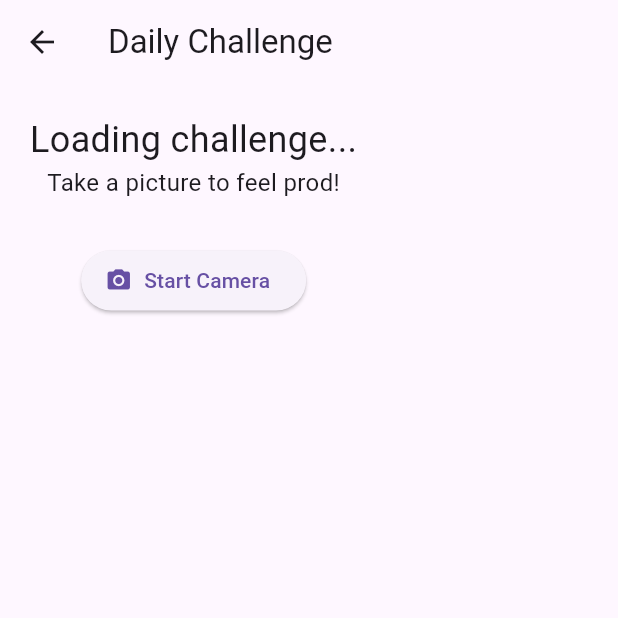
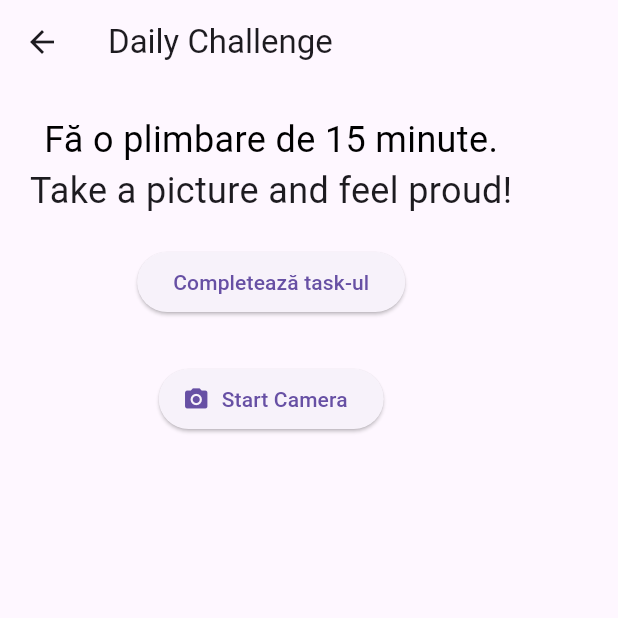
Before and after one commit to NuMaCheamaTudor/BDF-Flutter, a Flutter app: the screen it shows after launch, after a tap on "Daily Challenge", on a phone screen of 412 x 824 dp, the top half of it. Run offline on Flutter 3.47's test engine with Material 3 defaults, Android fonts, the light colour scheme and no system bars; our stand-ins replace camera, flutter_local_notifications, permission_handler, shared_preferences, timezone; network calls fail.

Commit message:
Daily_Challenge

```diff
--- a/main/lib/dailychallenge.dart
+++ b/main/lib/dailychallenge.dart
@@ -2,11 +2,12 @@ import 'dart:math';
 import 'dart:convert';
 import 'package:flutter/material.dart';
 import 'package:camera/camera.dart';
+import 'package:shared_preferences/shared_preferences.dart';
 import 'camera_screen.dart';
 import 'package:http/http.dart' as http;
 
-Future<List<String>> fetchChallengesFromOpenAI() async {
-  final apiKey = '';  // pune aici cheia ta reală
+Future<List<String>> fetchChallengeFromOpenAI() async {
+  final apiKey = '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';
   final url = Uri.parse('https://api.openai.com/v1/chat/completions');
 
   final headers = {
@@ -49,39 +50,55 @@ class DailyChallenge extends StatefulWidget {
 }
 
 class _DailyChallengeState extends State<DailyChallenge> {
-  List<String> _challenges = [
-    'Zâmbește unui străin.',
-    'Scrie 3 lucruri pentru care ești recunoscător.',
-    'Fă o plimbare de 15 minute.',
-    'Spune cuiva un compliment sincer.',
-    'Bea un pahar mare de apă.',
-    'Notează un gând pozitiv în jurnal.',
-  ];
-
-  late String _randomChallenge = "Loading challenge...";
+  String _currentChallenge = "Loading challenge...";
+  bool _isCompleted = false;
   CameraDescription? _camera;
 
   @override
   void initState() {
     super.initState();
     _initCamera();
+    _loadOrFetchChallenge();
+  }
 
-    Future.delayed(Duration(seconds: 2), () {
-        fetchChallengesFromOpenAI().then((fetchedChallenges) {
+  Future<void> _loadOrFetchChallenge() async {
+    final prefs = await SharedPreferences.getInstance();
+    final todayKey = _getTodayKey();
+
+    if (prefs.containsKey(todayKey)) {
       setState(() {
-            _challenges = fetchedChallenges;
-            _generateRandomChallenge();
+        _currentChallenge = prefs.getString(todayKey) ?? "Niciun challenge disponibil.";
+        _isCompleted = prefs.getBool(todayKey + "_completed") ?? false;
       });
-        }).catchError((error) {
-        print("Eroare la fetch: $error");
-        _generateRandomChallenge();
+      return;
+    }
+
+    // Altfel, aducem lista de task-uri, alegem unul random și îl salvăm local
+    try {
+      final challenges = await fetchChallengeFromOpenAI();
+      final randomChallenge = challenges.isNotEmpty
+          ? (challenges..shuffle()).first
+          : "Fă o plimbare de 15 minute.";
+
+      await prefs.setString(todayKey, randomChallenge);
+      await prefs.setBool(todayKey + "_completed", false);
+
+      setState(() {
+        _currentChallenge = randomChallenge;
+        _isCompleted = false;
       });
+    } catch (e) {
+      print("Eroare la fetch: $e");
+      setState(() {
+        _currentChallenge = "Fă o plimbare de 15 minute.";
+        _isCompleted = false;
       });
     }
+  }
 
-  void _generateRandomChallenge() {
-    final random = Random();
-    _randomChallenge = _challenges[random.nextInt(_challenges.length)];
+  String _getTodayKey() {
+    final now = DateTime.now();
+    return 'challenge_${now.year}-${now.month}-${now.day}';
   }
 
   Future<void> _initCamera() async {
@@ -104,6 +121,17 @@ class _DailyChallengeState extends State<DailyChallenge> {
     );
   }
 
+  void _completeChallenge() async {
+    final prefs = await SharedPreferences.getInstance();
+    final todayKey = _getTodayKey();
+
+    setState(() {
+      _isCompleted = true;
+    });
+
+    await prefs.setBool(todayKey + "_completed", true);
+  }
+
   @override
   Widget build(BuildContext context) {
     return Scaffold(
@@ -113,14 +141,25 @@ class _DailyChallengeState extends State<DailyChallenge> {
         child: Column(
           children: [
             Text(
-              _randomChallenge,
-              style: TextStyle(fontSize: 24),
+              _currentChallenge,
+              style: TextStyle(
+                fontSize: 24,
+                decoration: _isCompleted ? TextDecoration.lineThrough : TextDecoration.none,
+                color: _isCompleted ? Colors.green : Colors.black,
+              ),
               textAlign: TextAlign.center,
             ),
             Text(
-              "Take a picture to feel prod!",
-              style: TextStyle(fontSize: 16),
+              "Take a picture and feel proud!",
+              style: TextStyle(
+                fontSize: 24,
+              ),
               textAlign: TextAlign.center,
+            ),
+            const SizedBox(height: 20),
+            ElevatedButton(
+              onPressed: _isCompleted ? null : _completeChallenge,
+              child: Text(_isCompleted ? "Completat!" : "Completează task-ul"),
             ),
             const SizedBox(height: 30),
             ElevatedButton.icon(
```
Lines whose indentation alone changed are shown as unchanged.
